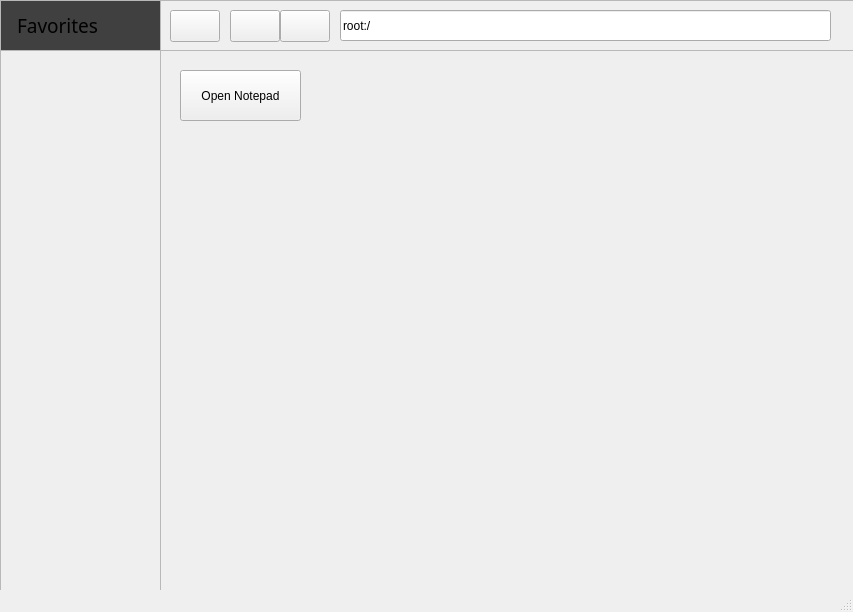
Old version of the form FileExplorer/mainscreen.ui in the repository ftMadrid/FileExplorer.
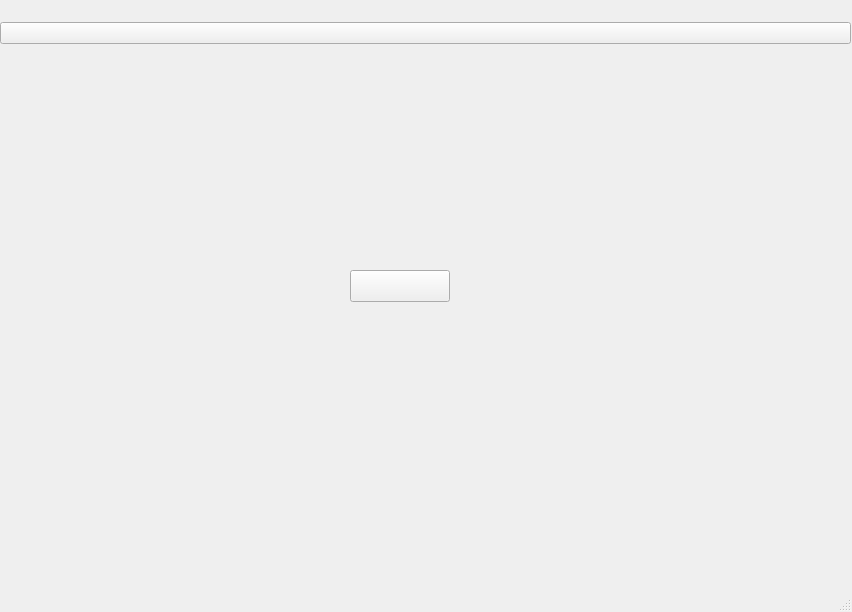
New version of the form. Icons and pictures are not drawn.

Diff of the .ui file:
```diff
--- a/FileExplorer/mainscreen.ui
+++ b/FileExplorer/mainscreen.ui
@@ -6,7 +6,7 @@
    <rect>
     <x>0</x>
     <y>0</y>
-    <width>853</width>
+    <width>852</width>
     <height>612</height>
    </rect>
   </property>
@@ -14,229 +14,39 @@
    <string>FileExplorer</string>
   </property>
   <widget class="QWidget" name="centralwidget">
-   <widget class="QTableWidget" name="tableWidget">
+   <widget class="QWidget" name="verticalLayoutWidget">
     <property name="geometry">
      <rect>
       <x>0</x>
       <y>0</y>
-      <width>161</width>
-      <height>581</height>
+      <width>851</width>
+      <height>66</height>
      </rect>
     </property>
-    <property name="palette">
-     <palette>
-      <active>
-       <colorrole role="BrightText">
-        <brush brushstyle="SolidPattern">
-         <color alpha="255">
-          <red>64</red>
-          <green>64</green>
-          <blue>64</blue>
-         </color>
-        </brush>
-       </colorrole>
-       <colorrole role="Base">
-        <brush brushstyle="SolidPattern">
-         <color alpha="255">
-          <red>64</red>
-          <green>64</green>
-          <blue>64</blue>
-         </color>
-        </brush>
-       </colorrole>
-      </active>
-      <inactive>
-       <colorrole role="BrightText">
-        <brush brushstyle="SolidPattern">
-         <color alpha="255">
-          <red>64</red>
-          <green>64</green>
-          <blue>64</blue>
-         </color>
-        </brush>
-       </colorrole>
-       <colorrole role="Base">
-        <brush brushstyle="SolidPattern">
-         <color alpha="255">
-          <red>64</red>
-          <green>64</green>
-          <blue>64</blue>
-         </color>
-        </brush>
-       </colorrole>
-      </inactive>
-      <disabled>
-       <colorrole role="BrightText">
-        <brush brushstyle="SolidPattern">
-         <color alpha="255">
-          <red>64</red>
-          <green>64</green>
-          <blue>64</blue>
-         </color>
-        </brush>
-       </colorrole>
-      </disabled>
-     </palette>
-    </property>
+    <layout class="QVBoxLayout" name="verticalLayout" stretch="0">
+     <item>
+      <widget class="QPushButton" name="pushButton">
+       <property name="text">
+        <string/>
+       </property>
+       <property name="icon">
+        <iconset theme="QIcon::ThemeIcon::GoPrevious"/>
+       </property>
+      </widget>
+     </item>
+    </layout>
    </widget>
-   <widget class="QFrame" name="favoritesFrame">
+   <widget class="QPushButton" name="pushButton_2">
     <property name="geometry">
      <rect>
-      <x>0</x>
-      <y>0</y>
-      <width>161</width>
-      <height>51</height>
+      <x>350</x>
+      <y>270</y>
+      <width>100</width>
+      <height>32</height>
      </rect>
-    </property>
-    <property name="frameShape">
-     <enum>QFrame::Shape::StyledPanel</enum>
-    </property>
-    <property name="frameShadow">
-     <enum>QFrame::Shadow::Raised</enum>
-    </property>
-    <widget class="QLabel" name="favoritesLabel">
-     <property name="geometry">
-      <rect>
-       <x>17</x>
-       <y>0</y>
-       <width>141</width>
-       <height>51</height>
-      </rect>
-     </property>
-     <property name="font">
-      <font>
-       <family>Beirut</family>
-       <pointsize>14</pointsize>
-      </font>
-     </property>
-     <property name="text">
-      <string>Favorites</string>
-     </property>
-    </widget>
-   </widget>
-   <widget class="QScrollArea" name="scrollArea">
-    <property name="geometry">
-     <rect>
-      <x>0</x>
-      <y>50</y>
-      <width>161</width>
-      <height>541</height>
-     </rect>
-    </property>
-    <property name="widgetResizable">
-     <bool>true</bool>
-    </property>
-    <widget class="QWidget" name="scrollAreaWidgetContents">
-     <property name="geometry">
-      <rect>
-       <x>0</x>
-       <y>0</y>
-       <width>159</width>
-       <height>539</height>
-      </rect>
-     </property>
-    </widget>
-   </widget>
-   <widget class="QFrame" name="frame_2">
-    <property name="geometry">
-     <rect>
-      <x>160</x>
-      <y>0</y>
-      <width>701</width>
-      <height>51</height>
-     </rect>
-    </property>
-    <property name="frameShape">
-     <enum>QFrame::Shape::StyledPanel</enum>
-    </property>
-    <property name="frameShadow">
-     <enum>QFrame::Shadow::Raised</enum>
-    </property>
-    <widget class="QPushButton" name="pushButton_2">
-     <property name="geometry">
-      <rect>
-       <x>120</x>
-       <y>10</y>
-       <width>50</width>
-       <height>32</height>
-      </rect>
-     </property>
-     <property name="cursor">
-      <cursorShape>PointingHandCursor</cursorShape>
-     </property>
-     <property name="text">
-      <string/>
-     </property>
-     <property name="icon">
-      <iconset theme="QIcon::ThemeIcon::GoNext"/>
-     </property>
-    </widget>
-    <widget class="QPushButton" name="pushButton_3">
-     <property name="geometry">
-      <rect>
-       <x>10</x>
-       <y>10</y>
-       <width>50</width>
-       <height>32</height>
-      </rect>
-     </property>
-     <property name="cursor">
-      <cursorShape>PointingHandCursor</cursorShape>
-     </property>
-     <property name="text">
-      <string/>
-     </property>
-     <property name="icon">
-      <iconset theme="QIcon::ThemeIcon::GoUp"/>
-     </property>
-    </widget>
-    <widget class="QPushButton" name="pushButton">
-     <property name="geometry">
-      <rect>
-       <x>70</x>
-       <y>10</y>
-       <width>50</width>
-       <height>32</height>
-      </rect>
-     </property>
-     <property name="cursor">
-      <cursorShape>PointingHandCursor</cursorShape>
-     </property>
-     <property name="text">
-      <string/>
-     </property>
-     <property name="icon">
-      <iconset theme="QIcon::ThemeIcon::GoPrevious"/>
-     </property>
-    </widget>
-    <widget class="QLineEdit" name="lineEdit">
-     <property name="geometry">
-      <rect>
-       <x>180</x>
-       <y>10</y>
-       <width>491</width>
-       <height>31</height>
-      </rect>
-     </property>
-     <property name="text">
-      <string>root:/</string>
-     </property>
-    </widget>
-   </widget>
-   <widget class="QPushButton" name="notepad">
-    <property name="geometry">
-     <rect>
-      <x>180</x>
-      <y>70</y>
-      <width>121</width>
-      <height>51</height>
-     </rect>
-    </property>
-    <property name="cursor">
-     <cursorShape>PointingHandCursor</cursorShape>
     </property>
     <property name="text">
-     <string>Open Notepad</string>
+     <string/>
     </property>
    </widget>
   </widget>
```
Left out of the diff: 3 changed lines with no effect on the pictures.
